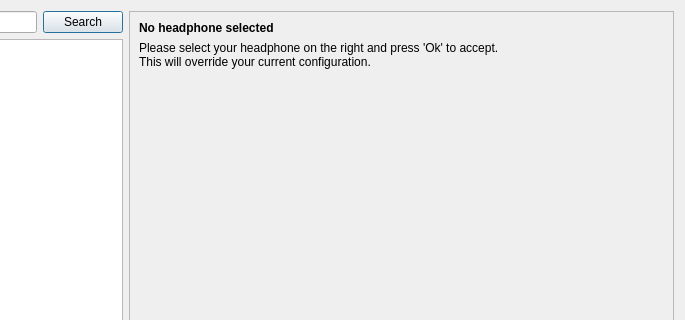
timschneeb/DDCToolbox, file widget/AutoEqSelector.ui: the form before one commit; both pictures show x 251 to 936 and y 0 to 320 of the 936 by 459 pixel window.
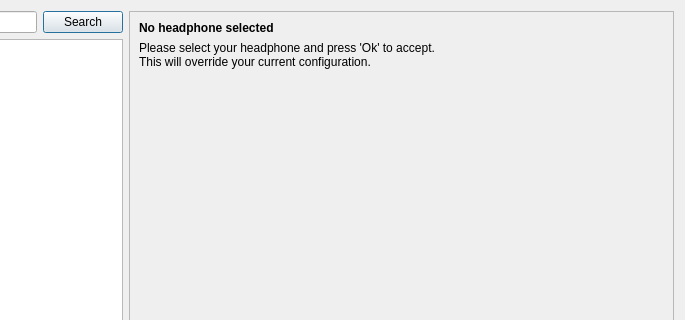
The form after the commit. Icons and pictures are not drawn.

Commit message: Fix strings and layout

What changed in the file:
```diff
--- a/widget/AutoEqSelector.ui
+++ b/widget/AutoEqSelector.ui
@@ -72,7 +72,7 @@
         <item>
          <widget class="QLabel" name="group">
           <property name="text">
-           <string>Please select your headphone on the right and press 'Ok' to accept.
+           <string>Please select your headphone and press 'Ok' to accept.
 This will override your current configuration.</string>
           </property>
           <property name="wordWrap">
```
The commit also changes 4 other files.
